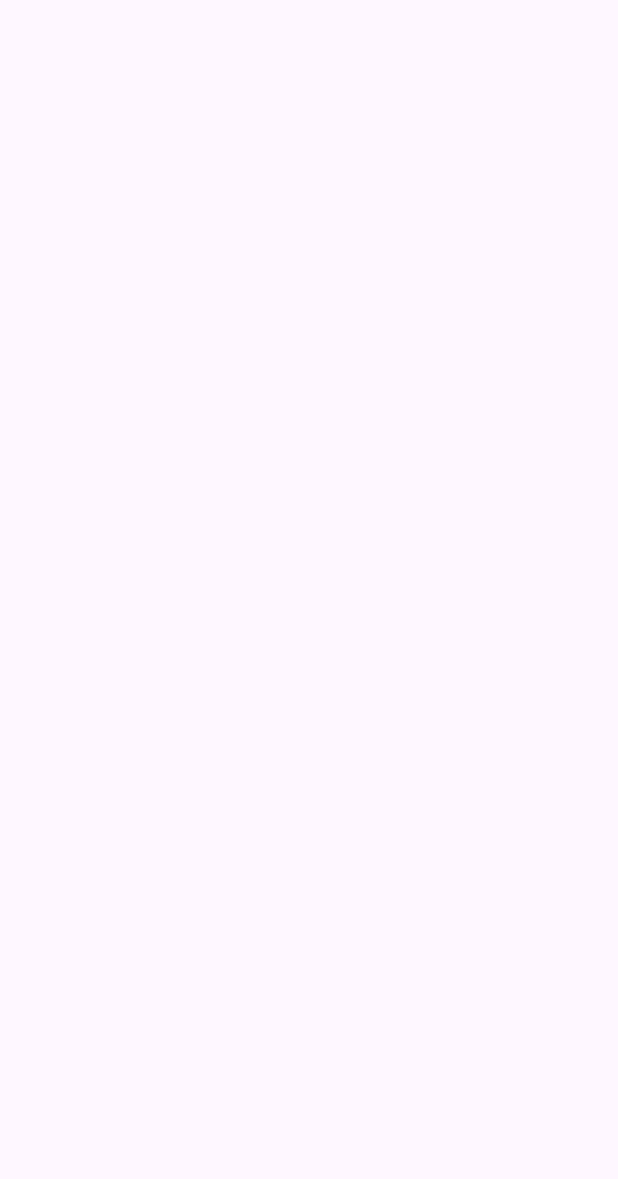
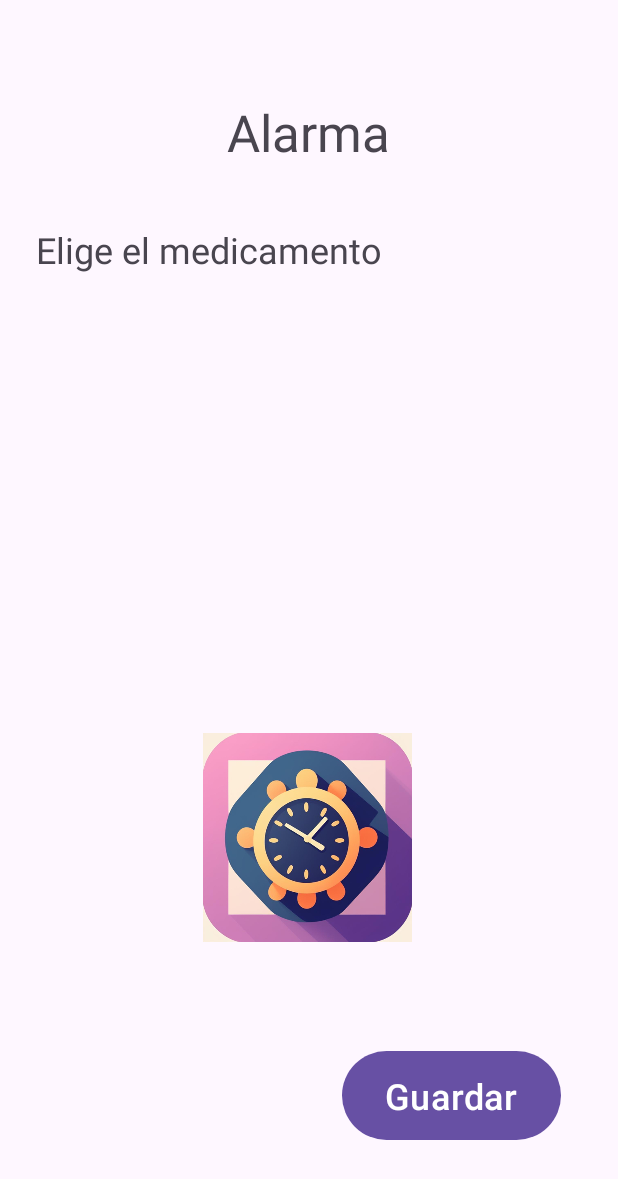
Before and after one commit to SaraMartinez07/PastillasYBienestar, an Android app: the AddAlarma screen opened directly, with no data from a screen before it, on a phone screen of 412 x 824 dp. Before the commit the part shown is empty. Shown: the top 1179 px of the screen. Run offline under Robolectric (Android 15) with nearby library versions, the phone set to English and light mode, and no system bars; our stand-ins replace Room's generated code.

Commit message:
holi
tercer avance :(

```diff
--- a/app/build.gradle.kts
+++ b/app/build.gradle.kts
@@ -1,9 +1,9 @@
 plugins {
     id("com.android.application")
     id("org.jetbrains.kotlin.android")
+    id("org.jetbrains.kotlin.kapt")
 
 }
-apply plugin: 'kotlin-kapt'
 android {
     namespace = "com.example.pastillasybienestar"
     compileSdk = 33
@@ -42,9 +42,7 @@ dependencies {
 
     implementation("androidx.room:room-runtime:$room_version")
     annotationProcessor("androidx.room:room-compiler:$room_version")
-
-    implementation ("androidx.room:room-runtime:2.4.0")
-    kapt ("androidx.room:room-compiler:2.4.0")
+    kapt("androidx.room:room-compiler:$room_version")
 
     implementation("androidx.core:core-ktx:1.9.0")
     implementation("androidx.appcompat:appcompat:1.6.1")
--- a/app/src/main/java/com/example/pastillasybienestar/AddAlarma.kt
+++ b/app/src/main/java/com/example/pastillasybienestar/AddAlarma.kt
@@ -2,10 +2,43 @@ package com.example.pastillasybienestar
 
 import androidx.appcompat.app.AppCompatActivity
 import android.os.Bundle
+import android.util.Log
+import android.widget.Button
+import android.widget.ImageView
+import androidx.recyclerview.widget.RecyclerView
+import androidx.room.Room
 
 class AddAlarma : AppCompatActivity() {
+
+    lateinit var recicler: RecyclerView
+    lateinit var alarma: ImageView
+    lateinit var boton: Button
+
     override fun onCreate(savedInstanceState: Bundle?) {
         super.onCreate(savedInstanceState)
         setContentView(R.layout.activity_add_alarma)
+
+        recicler = findViewById(R.id.recyclerView2)
+        alarma = findViewById(R.id.imgAlarma)
+        boton = findViewById(R.id.btnGuardarA)
+    }
+
+    override fun onResume() {
+        super.onResume()
+        mostrarDatosA()
+    }
+
+    fun mostrarDatosA(){
+
+        val db = Room.databaseBuilder(applicationContext,
+            AppBaseDatos::class.java, "alarm").allowMainThreadQueries().build()
+
+        val alarmas = db.alarmaDao().allAlarma()
+
+        Log.e("DATOS", "Alarmas: ${alarmas.size}")
+
+        alarmas.forEach { x ->
+            Log.e("DATOS", "${x.idA} ${x.hora} ${x.fecha}")
+        }
     }
 }
--- a/app/src/main/java/com/example/pastillasybienestar/AppBaseDatos.kt
+++ b/app/src/main/java/com/example/pastillasybienestar/AppBaseDatos.kt
@@ -1,9 +1,38 @@
 package com.example.pastillasybienestar
 
+import android.content.Context
+import androidx.room.AutoMigration
 import androidx.room.Database
+import androidx.room.Room
 import androidx.room.RoomDatabase
 
-@Database(entities = [Medic::class],version=1)
+@Database(entities = [Medic::class , Alarm::class], version = 1
+    //autoMigrations = [AutoMigration (from = 1, to = 2)]
+)
 abstract class AppBaseDatos : RoomDatabase() {
     abstract fun medicDao(): DAOMedic
+    abstract fun alarmaDao(): DaoAlarma
+
+    companion object {
+        private var INSTANCE: AppBaseDatos? = null
+
+        fun getInstance(context: Context): AppBaseDatos {
+            synchronized(this) {
+                if (INSTANCE == null) {
+                    INSTANCE = Room.databaseBuilder(
+                        context.applicationContext,
+                        AppBaseDatos::class.java,
+                        "app_database"
+                    ).build()
+                }
+                return INSTANCE!!
+            }
+        }
+    }
+
+    // Función para obtener todos los medicamentos desde el DAO
+    fun getAllMedics(): List<Medic> {
+        return medicDao().todosMedic()
+    }
+
 }
--- /dev/null
+++ b/app/src/main/java/com/example/pastillasybienestar/DaoAlarma.kt
@@ -0,0 +1,14 @@
+package com.example.pastillasybienestar
+
+import androidx.room.Dao
+import androidx.room.Insert
+import androidx.room.Query
+
+@Dao
+interface DaoAlarma {
+
+@Query("Select * from alarm")
+    fun allAlarma(): List<Alarm>
+@Insert
+    fun agregarAlarm(vararg alarm: Alarm)
+}
--- a/app/src/main/java/com/example/pastillasybienestar/Medic.kt
+++ b/app/src/main/java/com/example/pastillasybienestar/Medic.kt
@@ -9,5 +9,5 @@ data class Medic (
     @PrimaryKey val id:Int,
     @ColumnInfo(name = "nombre") val nombre:String,
     @ColumnInfo(name = "descripcion") val descripcion:String,
-    @ColumnInfo(name = "ruta_imagen") val rutaImagen: String
+    @ColumnInfo(name = "ruta_imagen") val imagenBlob: ByteArray
 )
--- a/app/src/main/res/layout/activity_add_alarma.xml
+++ b/app/src/main/res/layout/activity_add_alarma.xml
@@ -4,4 +4,71 @@
     xmlns:tools="http://schemas.android.com/tools"
     android:layout_width="match_parent"
     android:layout_height="match_parent"
-    tools:context=".AddAlarma"/>
+    tools:context=".AddAlarma">
+
+    <TextView
+        android:id="@+id/textView8"
+        android:layout_width="wrap_content"
+        android:layout_height="wrap_content"
+        android:text="Alarma"
+        android:textSize="34sp"
+        app:layout_constraintBottom_toBottomOf="parent"
+        app:layout_constraintEnd_toEndOf="parent"
+        app:layout_constraintHorizontal_bias="0.498"
+        app:layout_constraintStart_toStartOf="parent"
+        app:layout_constraintTop_toTopOf="parent"
+        app:layout_constraintVertical_bias="0.084" />
+
+    <TextView
+        android:id="@+id/textView9"
+        android:layout_width="wrap_content"
+        android:layout_height="wrap_content"
+        android:text="Elige el medicamento "
+        android:textSize="24sp"
+        app:layout_constraintBottom_toBottomOf="parent"
+        app:layout_constraintEnd_toEndOf="parent"
+        app:layout_constraintHorizontal_bias="0.136"
+        app:layout_constraintStart_toStartOf="parent"
+        app:layout_constraintTop_toBottomOf="@+id/textView8"
+        app:layout_constraintVertical_bias="0.058" />
+
+    <androidx.recyclerview.widget.RecyclerView
+        android:id="@+id/recyclerView2"
+        android:layout_width="358dp"
+        android:layout_height="224dp"
+        android:layout_marginStart="80dp"
+        android:layout_marginEnd="80dp"
+        android:layout_marginBottom="50dp"
+        app:layout_constraintBottom_toBottomOf="parent"
+        app:layout_constraintEnd_toEndOf="parent"
+        app:layout_constraintHorizontal_bias="0.523"
+        app:layout_constraintStart_toStartOf="parent"
+        app:layout_constraintTop_toBottomOf="@+id/textView9"
+        app:layout_constraintVertical_bias="0.055" />
+
+    <ImageView
+        android:id="@+id/imgAlarma"
+        android:layout_width="178dp"
+        android:layout_height="139dp"
+        app:layout_constraintBottom_toBottomOf="parent"
+        app:layout_constraintEnd_toEndOf="parent"
+        app:layout_constraintHorizontal_bias="0.497"
+        app:layout_constraintStart_toStartOf="parent"
+        app:layout_constraintTop_toBottomOf="@+id/recyclerView2"
+        app:layout_constraintVertical_bias="0.241"
+        app:srcCompat="@drawable/ai_generated_image" />
+
+    <Button
+        android:id="@+id/btnGuardarA"
+        android:layout_width="146dp"
+        android:layout_height="67dp"
+        android:text="Guardar"
+        android:textSize="24sp"
+        app:layout_constraintBottom_toBottomOf="parent"
+        app:layout_constraintEnd_toEndOf="parent"
+        app:layout_constraintHorizontal_bias="0.856"
+        app:layout_constraintStart_toStartOf="parent"
+        app:layout_constraintTop_toBottomOf="@+id/imgAlarma"
+        app:layout_constraintVertical_bias="0.533" />
+
+</androidx.constraintlayout.widget.ConstraintLayout>
```
Also changed, not shown: app/src/main/java/com/example/pastillasybienestar/Agregar.kt (+16 -13 lines), app/src/main/java/com/example/pastillasybienestar/Alarm.kt (added, +15 -0 lines), app/src/main/java/com/example/pastillasybienestar/ListaMedi.kt (+19 -0 lines), app/src/main/res/layout/activity_lista_medi.xml (+15 -6 lines), app/src/main/res/layout/item_medic.xml (added, +40 -0 lines), 1 other file.
